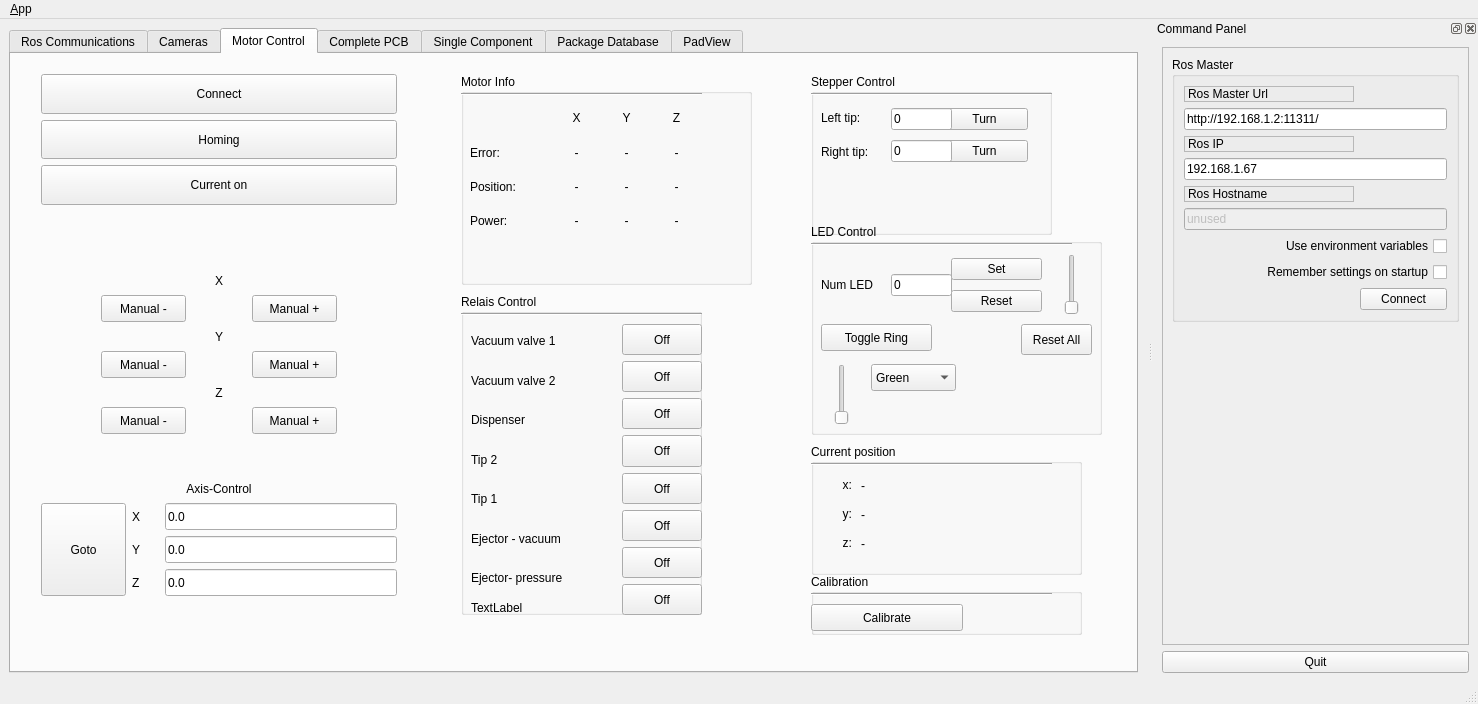
JohanVer/PAP2015, file pap_gui/ui/main_window.ui: the form before one commit.
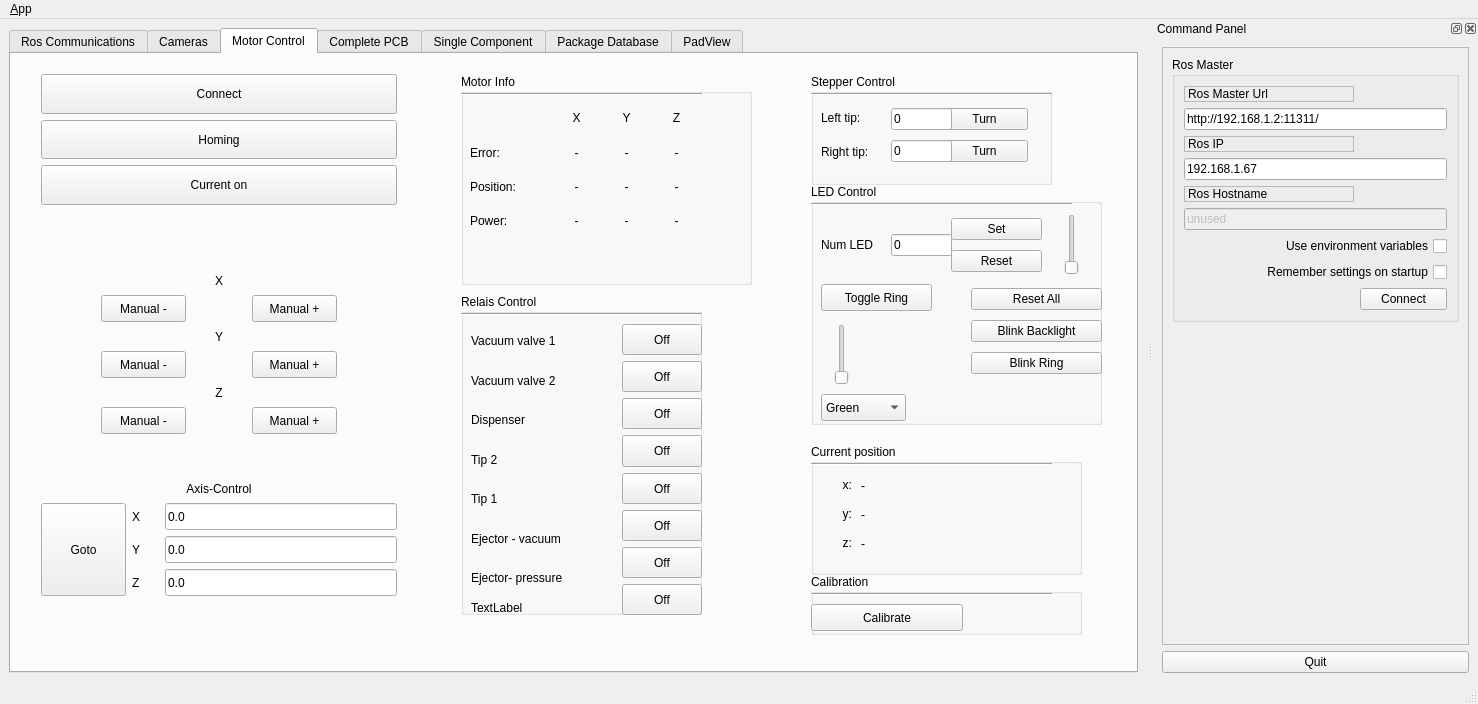
The form after the commit. Icons and pictures are not drawn. Custom widgets are drawn as their Qt base class.

Commit message: added buttons for LED Blinking

```diff
--- a/pap_gui/ui/main_window.ui
+++ b/pap_gui/ui/main_window.ui
@@ -1666,7 +1666,7 @@
           <x>800</x>
           <y>20</y>
           <width>241</width>
-          <height>161</height>
+          <height>111</height>
          </rect>
         </property>
         <property name="title">
@@ -1768,9 +1768,9 @@
         <property name="geometry">
          <rect>
           <x>800</x>
-          <y>170</y>
+          <y>130</y>
           <width>291</width>
-          <height>211</height>
+          <height>241</height>
          </rect>
         </property>
         <property name="title">
@@ -1866,19 +1866,6 @@
           <string>Toggle Ring</string>
          </property>
         </widget>
-        <widget class="QPushButton" name="ledResetButton">
-         <property name="geometry">
-          <rect>
-           <x>210</x>
-           <y>100</y>
-           <width>71</width>
-           <height>31</height>
-          </rect>
-         </property>
-         <property name="text">
-          <string>Reset All</string>
-         </property>
-        </widget>
         <widget class="QSlider" name="ringBrightnessSlider">
          <property name="geometry">
           <rect>
@@ -1914,8 +1901,8 @@
         <widget class="QComboBox" name="ringColorCombo">
          <property name="geometry">
           <rect>
-           <x>60</x>
-           <y>140</y>
+           <x>10</x>
+           <y>210</y>
            <width>85</width>
            <height>27</height>
           </rect>
@@ -1941,6 +1928,39 @@
           </property>
          </item>
         </widget>
+        <widget class="QWidget" name="verticalLayoutWidget_23">
+         <property name="geometry">
+          <rect>
+           <x>160</x>
+           <y>100</y>
+           <width>131</width>
+           <height>95</height>
+          </rect>
+         </property>
+         <layout class="QVBoxLayout" name="verticalLayout_51">
+          <item>
+           <widget class="QPushButton" name="ledResetButton">
+            <property name="text">
+             <string>Reset All</string>
+            </property>
+           </widget>
+          </item>
+          <item>
+           <widget class="QPushButton" name="blinkBackButton">
+            <property name="text">
+             <string>Blink Backlight</string>
+            </property>
+           </widget>
+          </item>
+          <item>
+           <widget class="QPushButton" name="blinkRingButton">
+            <property name="text">
+             <string>Blink Ring</string>
+            </property>
+           </widget>
+          </item>
+         </layout>
+        </widget>
        </widget>
        <widget class="QGroupBox" name="groupBox_18">
         <property name="geometry">
```
The commit also changes 2 other files.
